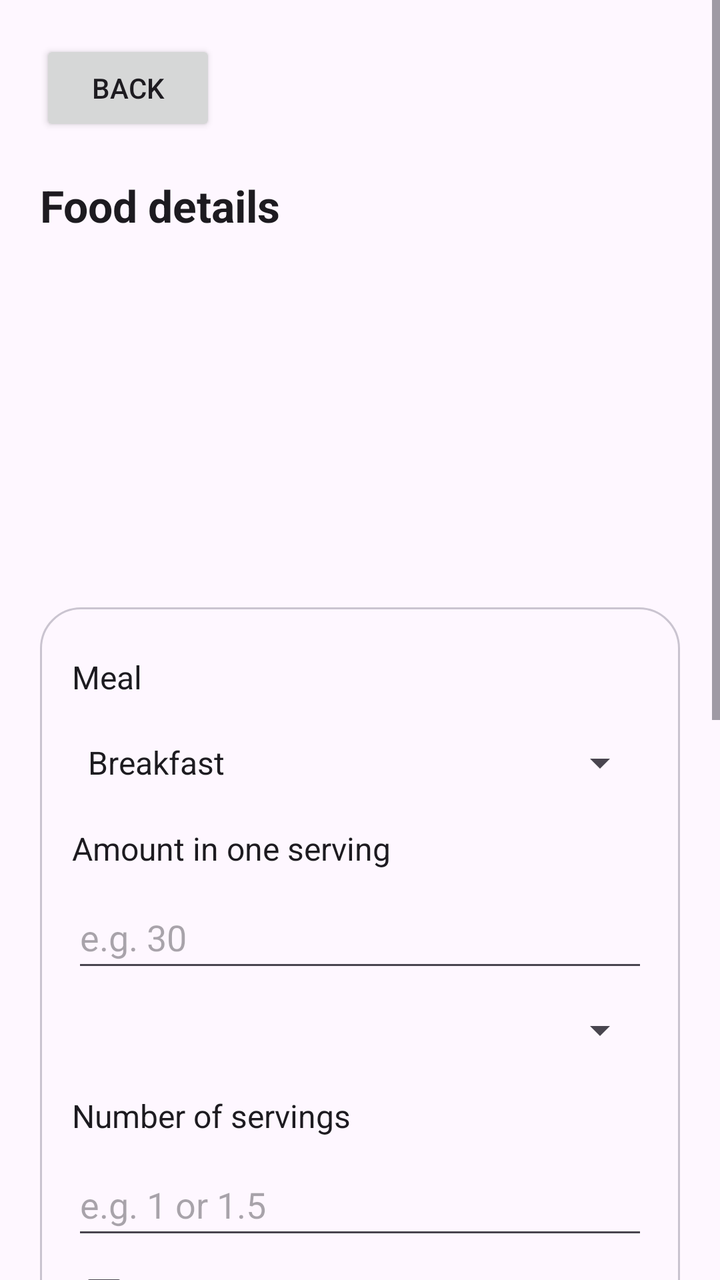
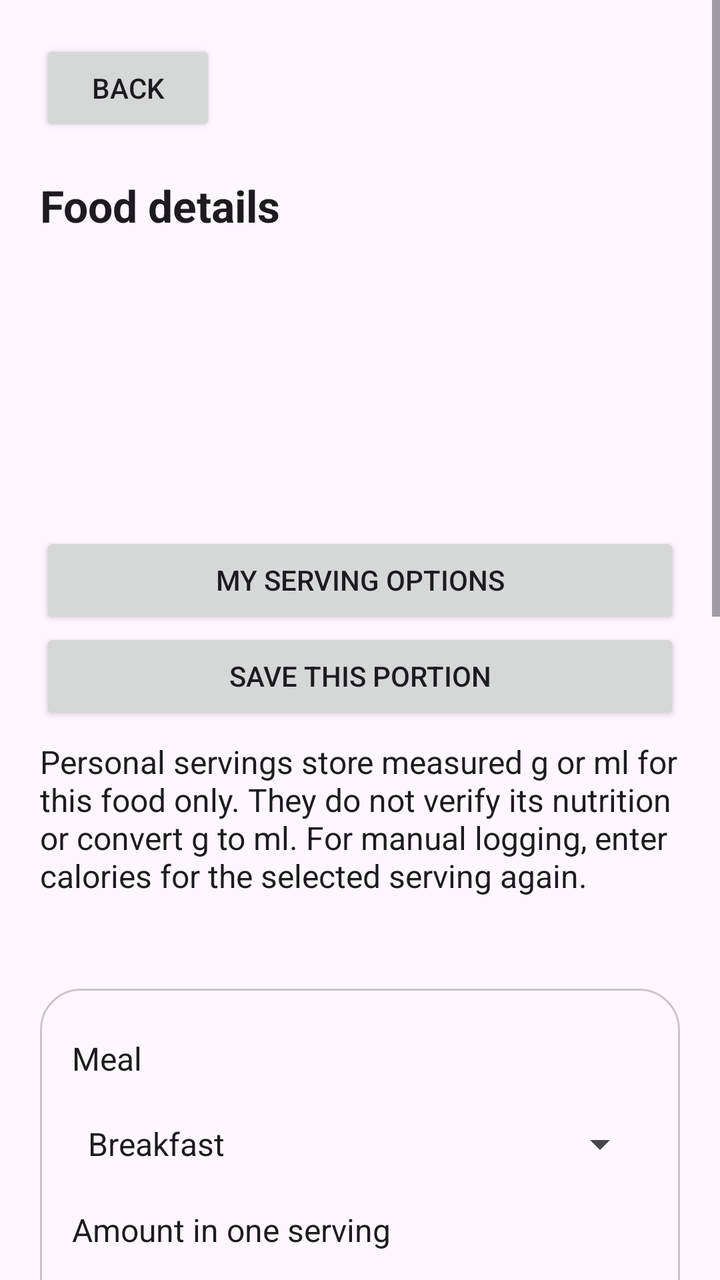

Screens rendered from an Android XML layout before and after an edit, with the pre-edit source and the edit as a unified diff.
<!-- AndroidManifest.xml: application theme Theme.FitnessBalance -->
<!-- res/layout/activity_food_details.xml -->
<?xml version="1.0" encoding="utf-8"?>
<ScrollView xmlns:android="http://schemas.android.com/apk/res/android"
    android:id="@+id/foodRoot"
    android:layout_width="match_parent"
    android:layout_height="match_parent"
    android:fillViewport="true">

    <LinearLayout
        android:layout_width="match_parent"
        android:layout_height="wrap_content"
        android:orientation="vertical"
        android:padding="20dp">

        <Button
            android:id="@+id/foodBack"
            android:layout_width="wrap_content"
            android:layout_height="wrap_content"
            android:text="@string/back" />

        <TextView
            style="@style/FoodHeading"
            android:text="@string/fl_details" />

        <TextView
            android:id="@+id/foodDetailsName"
            style="@style/FoodHeading" />

        <TextView
            android:id="@+id/foodDetailsDate"
            style="@style/FoodBody" />

        <TextView
            android:id="@+id/foodDetailsSource"
            style="@style/FoodBody" />

        <TextView android:id="@+id/foodRecommendationContext"
            style="@style/FoodBody" android:visibility="gone" />
        <Button android:id="@+id/foodRecommendationPreference"
            android:layout_width="match_parent" android:layout_height="wrap_content"
            android:text="@string/fr_food_preference" android:visibility="gone" />

        <TextView
            android:id="@+id/foodDetailsStatus"
            style="@style/FoodBody"
            android:accessibilityLiveRegion="polite" />

        <LinearLayout
            android:id="@+id/barcodeConfirmPanel"
            style="@style/FoodPanel"
            android:visibility="gone">

            <TextView
                style="@style/FoodHeading"
                android:text="@string/bc_confirm_title" />

            <TextView
                style="@style/FoodBody"
                android:text="@string/bc_confirm_note" />

            <CheckBox
                android:id="@+id/barcodeConfirmed"
                android:layout_width="match_parent"
                android:layout_height="wrap_content"
                android:minHeight="48dp"
                android:text="@string/bc_confirm"
                android:saveEnabled="false" />

            <Spinner
                android:id="@+id/barcodeReferenceUnit"
                android:layout_width="match_parent"
                android:layout_height="48dp"
                android:saveEnabled="false" />

            <TextView
                android:id="@+id/barcodeAttribution"
                style="@style/FoodBody"
                android:text="@string/bc_attribution"
                android:minHeight="48dp"
                android:clickable="true"
                android:focusable="true" />

        </LinearLayout>

        <LinearLayout style="@style/FoodPanel">

            <TextView
                style="@style/FoodBody"
                android:text="@string/fs_meal"
                android:labelFor="@+id/foodMeal" />

            <Spinner
                android:id="@+id/foodMeal"
                android:layout_width="match_parent"
                android:layout_height="48dp"
                android:entries="@array/fs_meals"
                android:saveEnabled="false" />

            <TextView
                style="@style/FoodBody"
                android:text="@string/fs_serving_size"
                android:labelFor="@+id/foodPortion" />

            <EditText
                android:id="@+id/foodPortion"
                android:layout_width="match_parent"
                android:layout_height="wrap_content"
                android:minHeight="48dp"
                android:hint="@string/fs_size_hint"
                android:inputType="numberDecimal"
                android:maxLength="10"
                android:saveEnabled="false" />

            <Spinner
                android:id="@+id/foodUnit"
                android:layout_width="match_parent"
                android:layout_height="48dp"
                android:saveEnabled="false" />

            <TextView
                style="@style/FoodBody"
                android:text="@string/fs_count"
                android:labelFor="@+id/foodServings" />

            <EditText
                android:id="@+id/foodServings"
                android:layout_width="match_parent"
                android:layout_height="wrap_content"
                android:minHeight="48dp"
                android:hint="@string/fs_count_hint"
                android:inputType="numberDecimal"
                android:maxLength="10"
                android:saveEnabled="false" />

            <CheckBox
                android:id="@+id/foodManual"
                android:layout_width="match_parent"
                android:layout_height="wrap_content"
                android:minHeight="48dp"
                android:text="@string/fs_manual"
                android:saveEnabled="false" />

            <LinearLayout
                android:id="@+id/foodManualPanel"
                android:layout_width="match_parent"
                android:layout_height="wrap_content"
                android:orientation="vertical"
                android:visibility="gone">

                <TextView
                    style="@style/FoodBody"
                    android:text="@string/fs_manual_calories"
                    android:labelFor="@+id/foodManualCalories" />

                <EditText
                    android:id="@+id/foodManualCalories"
                    android:layout_width="match_parent"
                    android:layout_height="wrap_content"
                    android:minHeight="48dp"
                    android:hint="@string/enter_calories"
                    android:inputType="numberDecimal"
                    android:maxLength="10"
                    android:saveEnabled="false" />

                <TextView
                    style="@style/FoodBody"
                    android:text="@string/fs_manual_note" />

            </LinearLayout>

            <TextView
                android:id="@+id/foodBasis"
                style="@style/FoodBody" />

            <TextView
                android:id="@+id/foodTotalAmount"
                style="@style/FoodBody" />

        </LinearLayout>

        <LinearLayout style="@style/FoodPanel">

            <TextView
                style="@style/FoodHeading"
                android:text="@string/fs_calculated" />

            <TextView
                android:id="@+id/foodNutrients"
                style="@style/FoodBody" />

            <TextView
                style="@style/FoodHeading"
                android:text="@string/fs_reference" />

            <TextView
                android:id="@+id/foodReferenceNutrients"
                style="@style/FoodBody" />

        </LinearLayout>

        <LinearLayout
            android:id="@+id/foodExtraPanel"
            style="@style/FoodPanel"
            android:visibility="gone">

            <TextView
                style="@style/FoodHeading"
                android:text="@string/fl_additional" />

            <TextView
                style="@style/FoodBody"
                android:text="@string/fl_additional_note" />

            <TextView
                android:id="@+id/foodExtra"
                style="@style/FoodBody" />

        </LinearLayout>

        <Button
            android:id="@+id/foodLogButton"
            android:layout_width="match_parent"
            android:layout_height="wrap_content"
            android:enabled="false"
            android:text="@string/fl_log" />

        <Button
            android:id="@+id/foodRetry"
            android:layout_width="match_parent"
            android:layout_height="wrap_content"
            android:text="@string/fl_retry"
            android:visibility="gone" />

        <Button
            android:id="@+id/barcodeSaveProduct"
            android:layout_width="match_parent"
            android:layout_height="wrap_content"
            android:text="@string/sb_add"
            android:visibility="gone" />

        <Button
            android:id="@+id/barcodeManualFallback"
            android:layout_width="match_parent"
            android:layout_height="wrap_content"
            android:text="@string/bc_manual"
            android:visibility="gone" />


    </LinearLayout>

</ScrollView>
<!-- resources referenced by this layout -->
<resources>
  <string-array name="fs_meals">
          <item>Breakfast</item>
          <item>Lunch</item>
          <item>Dinner</item>
          <item>Snacks</item>
      </string-array>
  <string name="back">Back</string>
  <string name="bc_attribution">Product data: Open Food Facts contributors · ODbL. Community-supplied data may be incomplete. View source</string>
  <string name="bc_confirm">These values match the package and are per 100 of the unit selected below</string>
  <string name="bc_confirm_note">Confirm the product name and nutrition values against the package. Choose the reference unit shown on your label before using calculated logging. If values do not match, use manual calorie entry.</string>
  <string name="bc_confirm_title">Check the package label</string>
  <string name="bc_manual">Use manual calorie entry</string>
  <string name="enter_calories">Enter Calories</string>
  <string name="fl_additional">Additional nutrients</string>
  <string name="fl_additional_note">Reference data below is shown as stored and is not adjusted for your portion.</string>
  <string name="fl_details">Food details</string>
  <string name="fl_log">Log food</string>
  <string name="fl_retry">Retry loading log</string>
  <string name="fr_food_preference">Food recommendation preference</string>
  <string name="fs_calculated">Nutrition to be logged</string>
  <string name="fs_count">Number of servings</string>
  <string name="fs_count_hint">e.g. 1 or 1.5</string>
  <string name="fs_manual">Enter calories myself</string>
  <string name="fs_manual_calories">Calories in ONE selected serving (kcal)</string>
  <string name="fs_manual_note">User-entered calories will be logged. Other nutrients are unavailable; the database values will not be scaled.</string>
  <string name="fs_meal">Meal</string>
  <string name="fs_reference">Source nutrition (reference values, not adjusted for your serving)</string>
  <string name="fs_serving_size">Amount in one serving</string>
  <string name="fs_size_hint">e.g. 30</string>
  <string name="sb_add">Add or edit product from label</string>
  <style name="FoodBody">
          <item name="android:layout_width">match_parent</item>
          <item name="android:layout_height">wrap_content</item>
          <item name="android:textSize">16sp</item>
          <item name="android:paddingTop">8dp</item>
          <item name="android:paddingBottom">8dp</item>
          <item name="android:textColor">?android:attr/textColorPrimary</item>
      </style>
  <style name="FoodPanel">
          <item name="android:layout_width">match_parent</item>
          <item name="android:layout_height">wrap_content</item>
          <item name="android:orientation">vertical</item>
          <item name="android:padding">16dp</item>
          <item name="android:layout_marginBottom">12dp</item>
          <item name="android:background">@drawable/food_panel</item>
      </style>
  <style name="Theme.FitnessBalance" parent="Base.Theme.FitnessBalance" />
  <!-- drawable food_panel (drawable) -->
  <?xml version="1.0" encoding="utf-8"?>
  <shape xmlns:android="http://schemas.android.com/apk/res/android">
      <solid android:color="?attr/colorSurface" />
      <corners android:radius="20dp" />
      <stroke
          android:width="1dp"
          android:color="?attr/colorOutlineVariant" />
  </shape>
  <color name="primary_color">#4CAF50</color>
  <color name="white">#FFFFFFFF</color>
  <color name="purple_500">#FF6200EE</color>
  <!-- unchanged entries left out for length: 2 -->
</resources>

<!-- the commit's change to res/layout/activity_food_details.xml (unified diff, before → after) -->
@@ -39,6 +39,11 @@
             android:layout_width="match_parent" android:layout_height="wrap_content"
             android:text="@string/fr_food_preference" android:visibility="gone" />
 
+        <Button android:id="@+id/foodPersonalServings" android:layout_width="match_parent"
+            android:layout_height="wrap_content" android:text="@string/ps_choose" />
+        <Button android:id="@+id/foodSaveServing" android:layout_width="match_parent"
+            android:layout_height="wrap_content" android:text="@string/ps_save" />
+        <TextView style="@style/FoodBody" android:text="@string/ps_note" />
         <TextView
             android:id="@+id/foodDetailsStatus"
             style="@style/FoodBody"
<!-- resource entries referenced after the edit -->
@@ -29,6 +29,9 @@
   <string name="fs_reference">Source nutrition (reference values, not adjusted for your serving)</string>
   <string name="fs_serving_size">Amount in one serving</string>
   <string name="fs_size_hint">e.g. 30</string>
+  <string name="ps_choose">My serving options</string>
+  <string name="ps_note">Personal servings store measured g or ml for this food only. They do not verify its nutrition or convert g to ml. For manual logging, enter calories for the selected serving again.</string>
+  <string name="ps_save">Save this portion</string>
   <string name="sb_add">Add or edit product from label</string>
   <style name="FoodBody">
           <item name="android:layout_width">match_parent</item>
